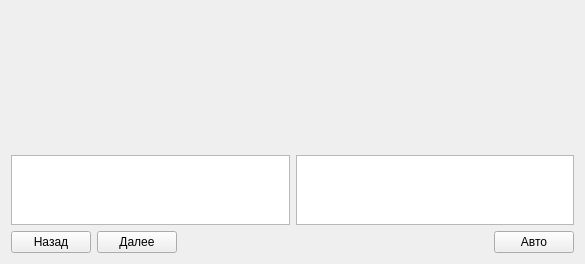
Above: abstractcipherview.ui from smarttowel/crypto before the change. Below: the same form after it.
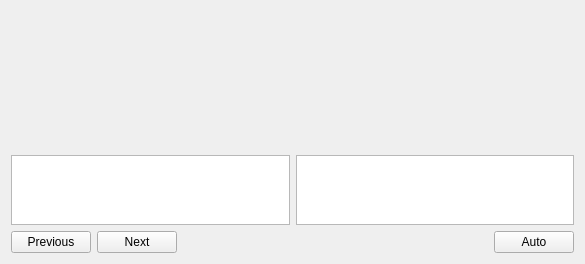
That is the form after the change.

```diff
--- a/abstractcipherview.ui
+++ b/abstractcipherview.ui
@@ -62,14 +62,14 @@
      <item>
       <widget class="QPushButton" name="backButton">
        <property name="text">
-        <string>Назад</string>
+        <string>Previous</string>
        </property>
       </widget>
      </item>
      <item>
       <widget class="QPushButton" name="nextButton">
        <property name="text">
-        <string>Далее</string>
+        <string>Next</string>
        </property>
       </widget>
      </item>
@@ -89,7 +89,7 @@
      <item>
       <widget class="QPushButton" name="autoButton">
        <property name="text">
-        <string>Авто</string>
+        <string>Auto</string>
        </property>
       </widget>
      </item>
```
